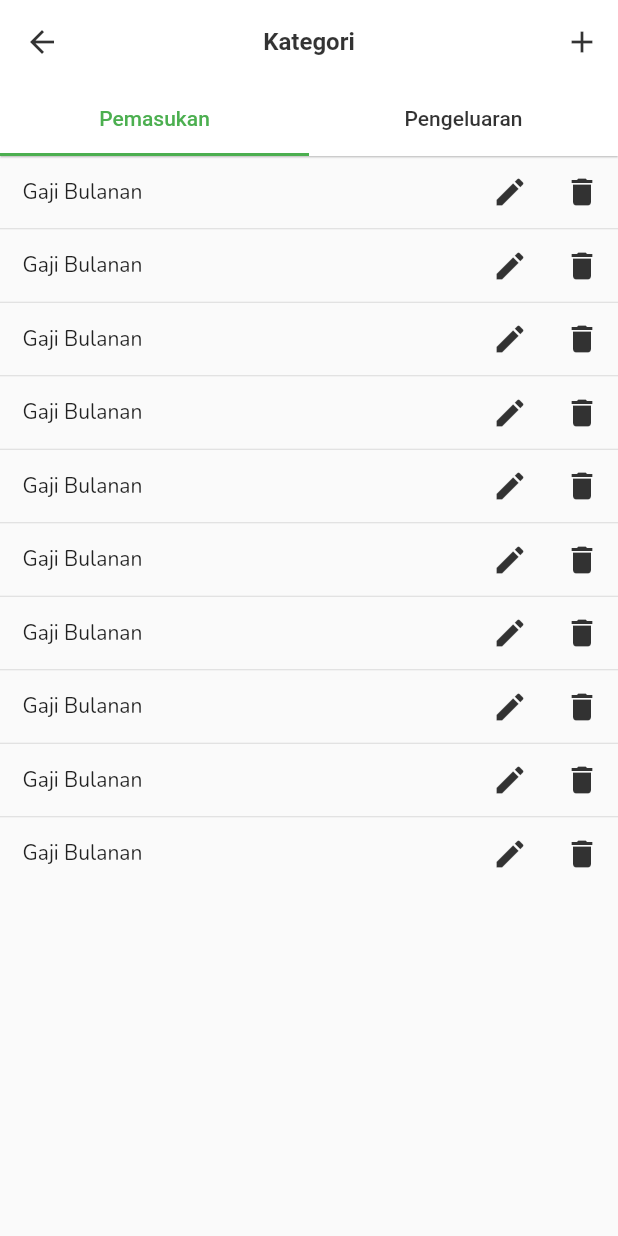
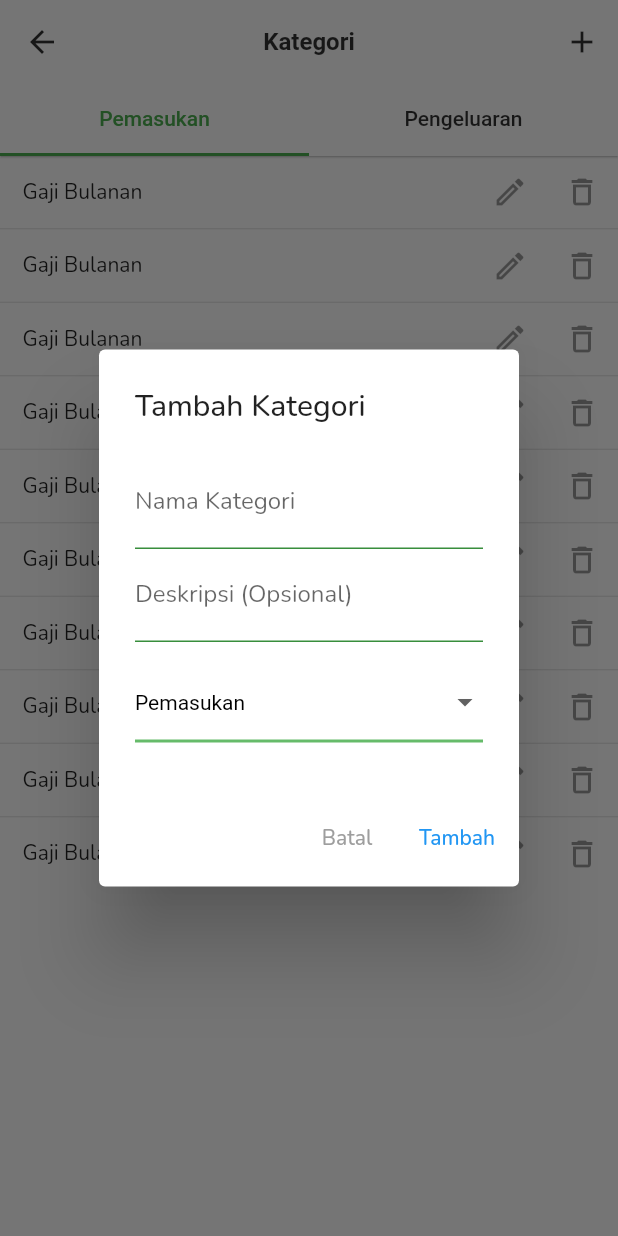
Before and after one commit to mambaur/doku_new, a Flutter app: the CategoryScreen screen opened directly, after a tap on the "add" icon, on a phone screen of 412 x 824 dp. Run offline on Flutter 3.47's test engine with Material 2 defaults, Android fonts, the phone set to English and light mode, and no system bars; our stand-ins replace carousel_slider, charts_flutter, google_fonts, package_info_plus, sqflite, upgrader; accounts and stored records are empty.

Commit message:
add model transaction and category

```diff
--- a/lib/database/database_instance.dart
+++ b/lib/database/database_instance.dart
@@ -12,6 +12,7 @@ class DatabaseInstance {
   final String categoryTable = 'categories';
   final String categoryId = 'id';
   final String categoryName = 'name';
+  final String categoryDescription = 'description';
   final String categoryType = 'type'; // {income, expense} (string)
   final String categoryCreatedAt = 'created_at';
   final String categoryUpdatedAt = 'updated_at';
@@ -50,6 +51,7 @@ class DatabaseInstance {
           CREATE TABLE $categoryTable (
             $categoryId INTEGER PRIMARY KEY,
             $categoryName TEXT NOT NULL,
+            $categoryDescription TEXT NOT NULL,
             $categoryType TEXT NOT NULL,
             $categoryCreatedAt TEXT NOT NULL,
             $categoryUpdatedAt TEXT NOT NULL
--- a/lib/screens/categories/category_screen.dart
+++ b/lib/screens/categories/category_screen.dart
@@ -9,7 +9,22 @@ class CategoryScreen extends StatefulWidget {
   State<CategoryScreen> createState() => _CategoryScreenState();
 }
 
-class _CategoryScreenState extends State<CategoryScreen> {
+class _CategoryScreenState extends State<CategoryScreen>
+    with SingleTickerProviderStateMixin {
+  List<String> categoryType = ['Pemasukan', 'Pengeluaran'];
+  String selectedCategoryType = 'Pemasukan';
+  TabController? _tabController;
+
+  final _formKey = GlobalKey<FormState>();
+  final TextEditingController _nameController = TextEditingController();
+  final TextEditingController _descriptionController = TextEditingController();
+
+  @override
+  void initState() {
+    _tabController = TabController(vsync: this, length: 2);
+    super.initState();
+  }
+
   @override
   Widget build(BuildContext context) {
     return DefaultTabController(
@@ -19,13 +34,16 @@ class _CategoryScreenState extends State<CategoryScreen> {
           centerTitle: true,
           actions: [
             IconButton(
-              onPressed: () {},
+              onPressed: () {
+                _addCategoryDialog();
+              },
               icon: Icon(Icons.add),
             )
           ],
           elevation: 0.5,
           title: Text('Kategori'),
           bottom: TabBar(
+            controller: _tabController,
             labelColor: Colors.green.shade500,
             labelPadding: EdgeInsets.all(15),
             indicatorColor: Colors.green.shade500,
@@ -36,7 +54,8 @@ class _CategoryScreenState extends State<CategoryScreen> {
             ],
           ),
         ),
-        body: const TabBarView(
+        body: TabBarView(
+          controller: _tabController,
           children: [
             IncomeCategoryScreen(),
             ExpenseCategoryScreen(),
@@ -45,4 +64,116 @@ class _CategoryScreenState extends State<CategoryScreen> {
       ),
     );
   }
+
+  Future<void> _addCategoryDialog() async {
+    return showDialog<void>(
+      context: context,
+      barrierDismissible: true,
+      builder: (BuildContext context) {
+        return AlertDialog(
+          title: const Text('Tambah Kategori'),
+          content: StatefulBuilder(builder: (context, setState) {
+            return SingleChildScrollView(
+              child: ListBody(
+                children: <Widget>[
+                  Form(
+                    key: _formKey,
+                    child: Column(
+                      children: <Widget>[
+                        TextFormField(
+                          controller: _nameController,
+                          validator: (value) {
+                            if (value == null || value.isEmpty) {
+                              return 'Input nama kategori tidak boleh kosong.';
+                            }
+                            return null;
+                          },
+                          decoration: InputDecoration(
+                              focusedBorder: UnderlineInputBorder(
+                                borderSide:
+                                    BorderSide(color: Colors.green.shade700),
+                              ),
+                              enabledBorder: UnderlineInputBorder(
+                                borderSide:
+                                    BorderSide(color: Colors.green.shade700),
+                              ),
+                              label: Text('Nama Kategori')),
+                        ),
+                        TextFormField(
+                          controller: _descriptionController,
+                          decoration: InputDecoration(
+                              focusedBorder: UnderlineInputBorder(
+                                borderSide:
+                                    BorderSide(color: Colors.green.shade700),
+                              ),
+                              enabledBorder: UnderlineInputBorder(
+                                borderSide:
+                                    BorderSide(color: Colors.green.shade700),
+                              ),
+                              label: Text('Deskripsi (Opsional)')),
+                        ),
+                      ],
+                    ),
+                  ),
+                  const SizedBox(
+                    height: 5,
+                  ),
+                  DropdownButton<String>(
+                    itemHeight: 70.0,
+                    value: selectedCategoryType,
+                    icon: const Icon(Icons.arrow_drop_down),
+                    elevation: 16,
+                    isExpanded: true,
+                    style: TextStyle(color: Colors.green.shade400),
+                    underline: Container(
+                      height: 2,
+                      color: Colors.green.shade400,
+                    ),
+                    onChanged: (String? newValue) {
+                      setState(() {
+                        selectedCategoryType = newValue!;
+                      });
+                    },
+                    items: categoryType
+                        .map<DropdownMenuItem<String>>((String value) {
+                      return DropdownMenuItem<String>(
+                        value: value,
+                        child: Text(
+                          value,
+                          style: TextStyle(color: Colors.black),
+                        ),
+                      );
+                    }).toList(),
+                  )
+                ],
+              ),
+            );
+          }),
+          actions: <Widget>[
+            TextButton(
+              child: const Text(
+                'Batal',
+                style: TextStyle(color: Colors.grey),
+              ),
+              onPressed: () {
+                Navigator.of(context).pop();
+              },
+            ),
+            TextButton(
+              child: const Text('Tambah'),
+              onPressed: () {
+                if (_formKey.currentState!.validate()) {
+                  Navigator.of(context).pop();
+                  setState(() {
+                    _tabController!.animateTo(
+                        selectedCategoryType == 'Pengeluaran' ? 1 : 0);
+                  });
+                }
+              },
+            ),
+          ],
+        );
+      },
+    );
+  }
 }
--- a/lib/screens/categories/income_category_screen.dart
+++ b/lib/screens/categories/income_category_screen.dart
@@ -1,7 +1,7 @@
 import 'package:flutter/material.dart';
 
 class IncomeCategoryScreen extends StatefulWidget {
-  const IncomeCategoryScreen({ Key? key }) : super(key: key);
+  const IncomeCategoryScreen({Key? key}) : super(key: key);
 
   @override
   State<IncomeCategoryScreen> createState() => _IncomeCategoryScreenState();
@@ -11,27 +11,33 @@ class _IncomeCategoryScreenState extends State<IncomeCategoryScreen> {
   @override
   Widget build(BuildContext context) {
     return Scaffold(
+      backgroundColor: Colors.white,
       body: ListView.separated(
           physics: BouncingScrollPhysics(),
-        itemBuilder: (context, index){
+          itemBuilder: (context, index) {
             return Container(
-          child: Row(
-            children: [
-              SizedBox(width: 15,),
-              Expanded(
-                child: Text('Gaji Bulanan')
+                child: Row(children: [
+              SizedBox(
+                width: 15,
               ),
-              IconButton(onPressed: (){}, icon: Icon(Icons.edit, color: Colors.black.withOpacity(0.8))),
-              IconButton(onPressed: (){}, icon: Icon(Icons.delete, color: Colors.black.withOpacity(0.8))),
-            ]
-          )
-        );
-      }, separatorBuilder: (context, index){
+              Expanded(child: Text('Gaji Bulanan')),
+              IconButton(
+                  onPressed: () {},
+                  icon: Icon(Icons.edit_outlined,
+                      color: Colors.black.withOpacity(0.4))),
+              IconButton(
+                  onPressed: () {},
+                  icon: Icon(Icons.delete_outline,
+                      color: Colors.black.withOpacity(0.4))),
+            ]));
+          },
+          separatorBuilder: (context, index) {
             return Divider(
               height: 1,
               thickness: 0.7,
             );
-      }, itemCount: 10),
+          },
+          itemCount: 10),
     );
   }
 }
```
Also changed, not shown: lib/models/category_model.dart (added, +36 -0 lines), lib/models/transaction_model.dart (added, +30 -0 lines), lib/screens/categories/expense_category_screen.dart (+20 -14 lines), lib/utils/date_instance.dart (added, +21 -0 lines). Lines whose indentation alone changed are shown as unchanged.
